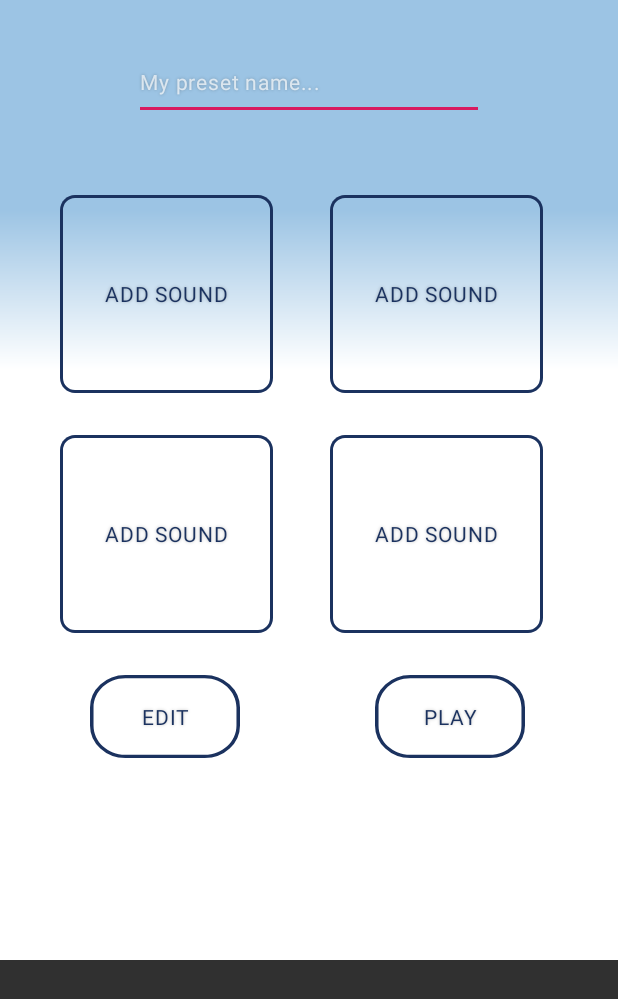
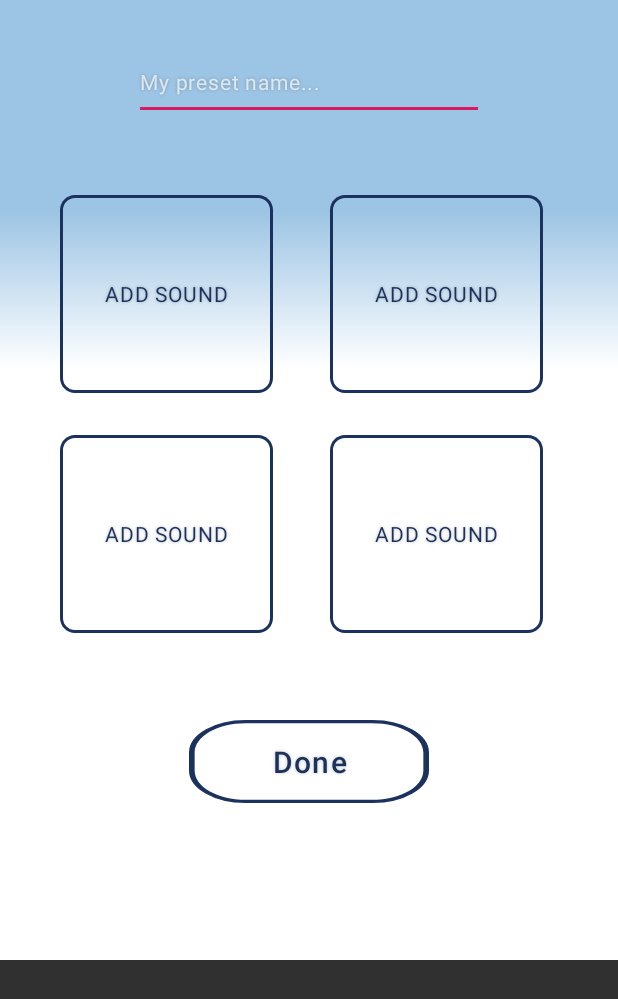
Before and after one commit to emillarsen0708/C4-Audientes, an Android app: the fragment CreatePresetFragment shown on its own in the app's theme, on a phone screen of 412 x 824 dp. Shown: the top 999 px of the screen. Run offline under Robolectric (Android 15) with nearby library versions, the phone set to English and light mode, and no system bars.

Commit message:
Småting

```diff
--- a/app/src/main/res/layout/fragment_create_preset.xml
+++ b/app/src/main/res/layout/fragment_create_preset.xml
@@ -57,24 +57,17 @@
 
     <Button
         android:id="@+id/cancel_create_preset"
-        android:layout_width="100dp"
+        android:layout_width="160dp"
         android:layout_height="55dp"
-        android:layout_marginStart="60dp"
-        android:layout_marginTop="450dp"
+        android:layout_marginTop="480dp"
+        android:layout_gravity="center_horizontal"
         android:background="@xml/edit_play_rectangle"
-        android:text="EDIT"
-        android:textAppearance="@style/Play_ambience" />
-
-    <Button
-        android:id="@+id/save_create_preset"
-        android:layout_width="100dp"
-        android:layout_height="55dp"
-        android:layout_marginStart="250dp"
-        android:layout_marginTop="450dp"
-        android:background="@xml/edit_play_rectangle"
-        android:text="PLAY"
+        android:text="Done"
+        android:textSize="20sp"
+        android:fontFamily="sans-serif-medium"
         android:textAppearance="@style/Play_ambience" />
 
 
 
+
 </FrameLayout>
```
